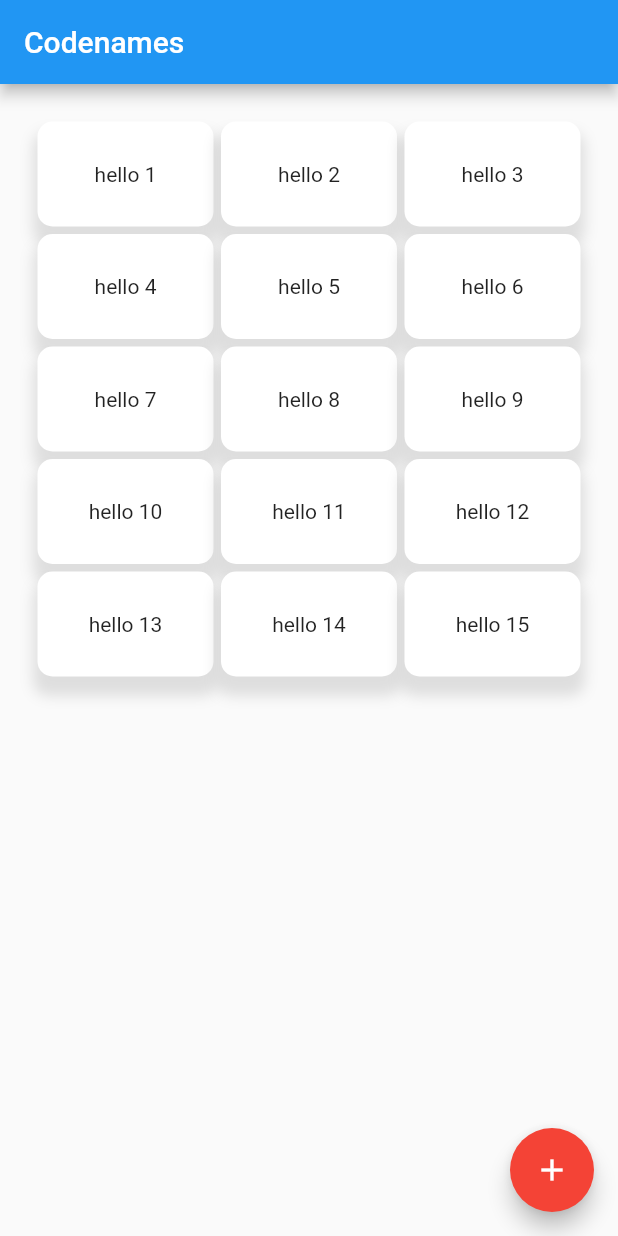
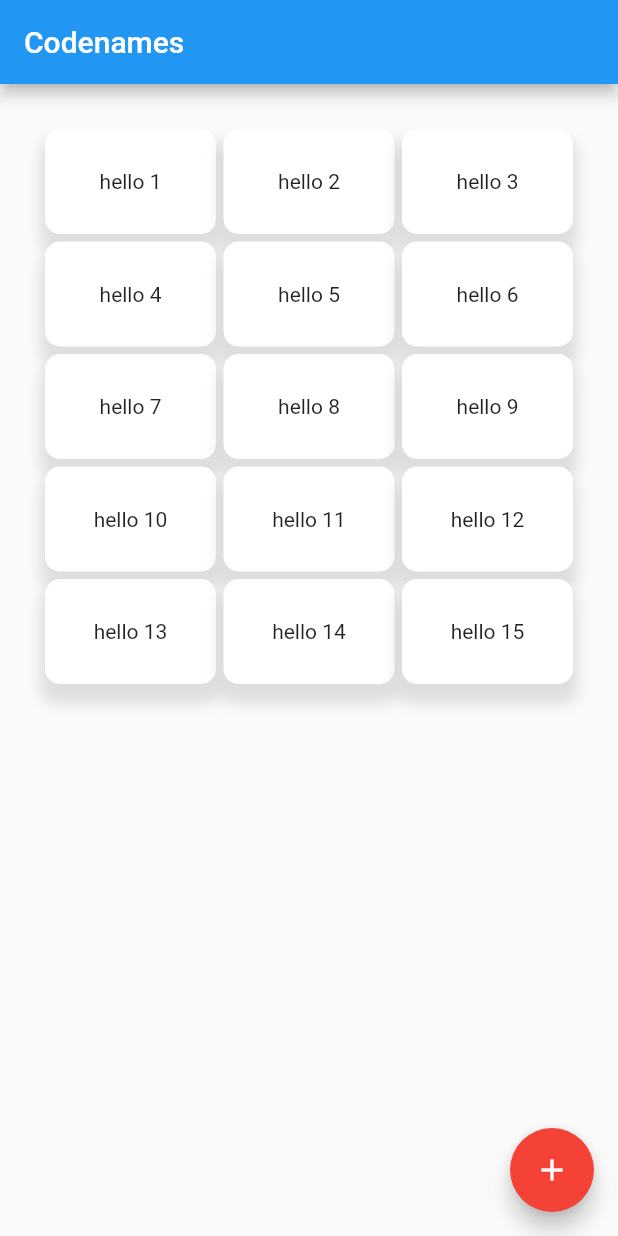
Before and after one commit to feftio/wordchill, a Flutter app: the screen it shows after launch, on a phone screen of 412 x 824 dp. Run offline on Flutter 3.47's test engine with Material 2 defaults, Android fonts, the phone set to English and light mode, and no system bars.

Commit message:
tested on real device, delete gridview padding

```diff
--- a/wordchill/lib/main.dart
+++ b/wordchill/lib/main.dart
@@ -42,23 +42,21 @@ class _MyHomePageState extends State<MyHomePage> {
       appBar: AppBar(
         title: Text(widget.title),
       ),
-      body: Padding(
-          padding: EdgeInsets.all(10),
-          child: GridView.builder(
+      body: GridView.builder(
           gridDelegate: SliverGridDelegateWithFixedCrossAxisCount(
               crossAxisCount: 3,
               mainAxisExtent: 70,
               crossAxisSpacing: 5.0,
               mainAxisSpacing: 5.0),
           itemCount: 15,
-              padding: EdgeInsets.all(15),
+          padding: EdgeInsets.all(30),
           itemBuilder: (_, index) {
             return CodenamesCard(
               text: "hello ${index + 1}",
-                  type: CardType.blue,
+              type: CardType.red,
               callback: listenCard,
             );
-              })),
+          }),
       floatingActionButton: FloatingActionButton(
         onPressed: _incrementCounter,
         tooltip: 'Increment',
```
Lines whose indentation alone changed are shown as unchanged.
